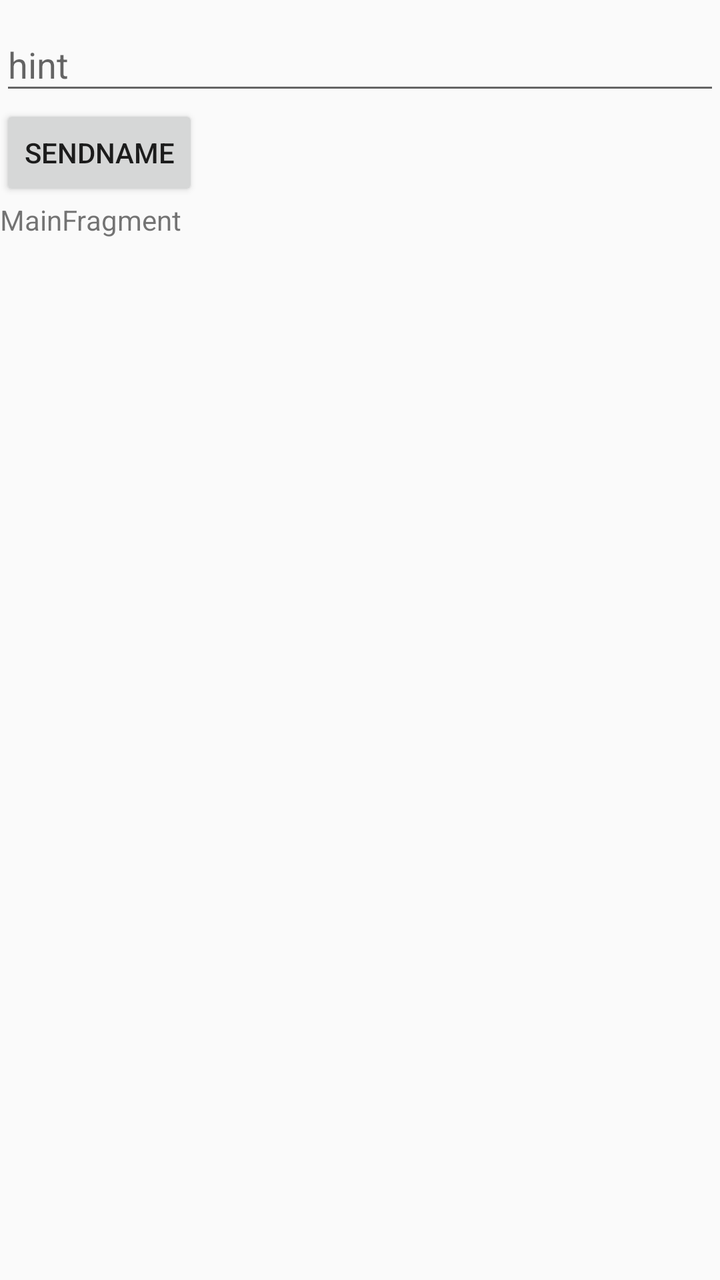
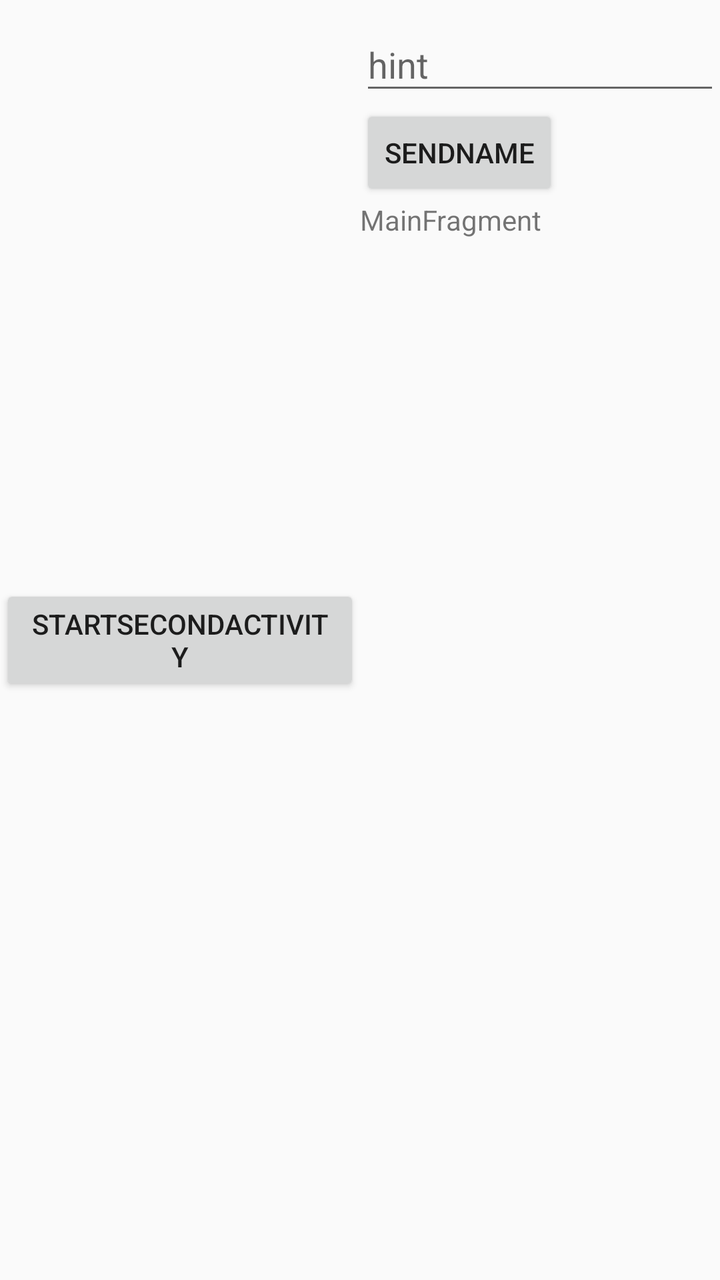

Two renders of the same Android screen: before a commit and after it. Below are the layout's source before the change and the commit's diff.
<!-- AndroidManifest.xml: application theme Theme.MyAutoApplication -->
<!-- res/layout/fragment_main.xml -->
<?xml version="1.0" encoding="utf-8"?>
<androidx.constraintlayout.widget.ConstraintLayout xmlns:android="http://schemas.android.com/apk/res/android"
    xmlns:app="http://schemas.android.com/apk/res-auto"
    xmlns:tools="http://schemas.android.com/tools"
    android:id="@+id/main"
    android:layout_width="match_parent"
    android:layout_height="match_parent"
    tools:context=".ui.main.MainFragment">

    <LinearLayout
        android:layout_width="match_parent"
        android:layout_height="match_parent"
        android:orientation="vertical">

        <com.google.android.material.textfield.TextInputLayout
            android:layout_width="match_parent"
            android:layout_height="wrap_content"
            tools:ignore="MissingConstraints"
            >

            <com.google.android.material.textfield.TextInputEditText
                android:id="@+id/text_input_view"
                android:layout_width="match_parent"
                android:layout_height="wrap_content"
                android:hint="hint" />
        </com.google.android.material.textfield.TextInputLayout>

        <Button
            android:id="@+id/button"
            android:layout_width="wrap_content"
            android:layout_height="wrap_content"
            android:text="SendName"
            tools:ignore="MissingConstraints" />

        <TextView
            android:id="@+id/message"
            android:layout_width="wrap_content"
            android:layout_height="wrap_content"
            android:text="MainFragment"
            />

    </LinearLayout>

</androidx.constraintlayout.widget.ConstraintLayout>
<!-- resources referenced by this layout -->
<resources>
  <style name="Theme.MyAutoApplication" parent="Theme.AppCompat.Light.DarkActionBar" />
</resources>

<!-- the commit's change to res/layout/fragment_main.xml (unified diff, before → after) -->
@@ -10,35 +10,52 @@
     <LinearLayout
         android:layout_width="match_parent"
         android:layout_height="match_parent"
-        android:orientation="vertical">
+        android:orientation="horizontal"
+        tools:layout_editor_absoluteY="124dp">
+        <FrameLayout
+            android:layout_width="match_parent"
+            android:layout_height="match_parent"
+            android:layout_weight="1">
+            <Button
+                android:id="@+id/button2"
+                android:layout_width="wrap_content"
+                android:layout_height="wrap_content"
+                android:layout_gravity="center"
+                android:text="StartSecondActivity" />
+        </FrameLayout>
 
-        <com.google.android.material.textfield.TextInputLayout
+        <LinearLayout
             android:layout_width="match_parent"
-            android:layout_height="wrap_content"
-            tools:ignore="MissingConstraints"
-            >
+            android:layout_height="match_parent"
+            android:orientation="vertical"
+            android:layout_weight="1">
 
-            <com.google.android.material.textfield.TextInputEditText
-                android:id="@+id/text_input_view"
+            <com.google.android.material.textfield.TextInputLayout
                 android:layout_width="match_parent"
                 android:layout_height="wrap_content"
-                android:hint="hint" />
-        </com.google.android.material.textfield.TextInputLayout>
+                tools:ignore="MissingConstraints">
 
-        <Button
-            android:id="@+id/button"
-            android:layout_width="wrap_content"
-            android:layout_height="wrap_content"
-            android:text="SendName"
-            tools:ignore="MissingConstraints" />
+                <com.google.android.material.textfield.TextInputEditText
+                    android:id="@+id/text_input_view"
+                    android:layout_width="match_parent"
+                    android:layout_height="wrap_content"
+                    android:hint="hint" />
+            </com.google.android.material.textfield.TextInputLayout>
 
-        <TextView
-            android:id="@+id/message"
-            android:layout_width="wrap_content"
-            android:layout_height="wrap_content"
-            android:text="MainFragment"
-            />
+            <Button
+                android:id="@+id/button"
+                android:layout_width="wrap_content"
+                android:layout_height="wrap_content"
+                android:text="SendName"
+                tools:ignore="MissingConstraints" />
 
+            <TextView
+                android:id="@+id/message"
+                android:layout_width="wrap_content"
+                android:layout_height="wrap_content"
+                android:text="MainFragment" />
+
+        </LinearLayout>
     </LinearLayout>
 
 </androidx.constraintlayout.widget.ConstraintLayout>
